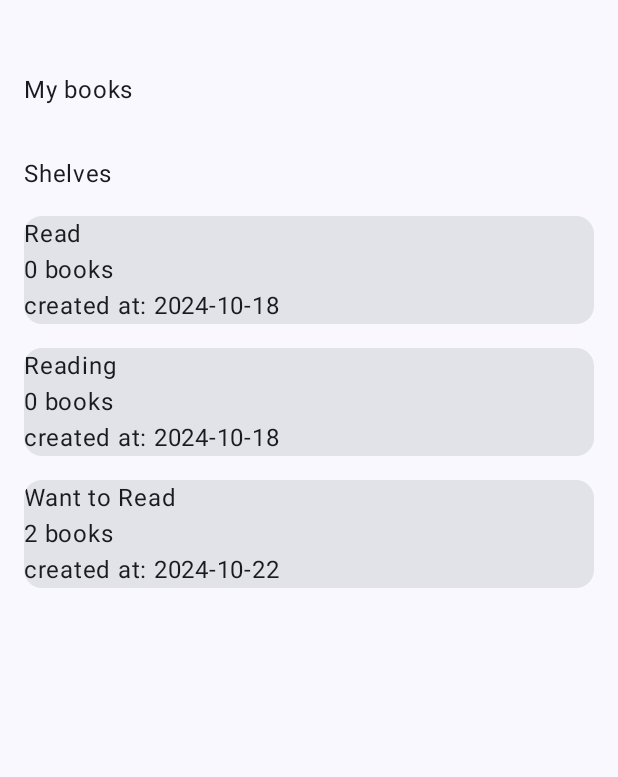
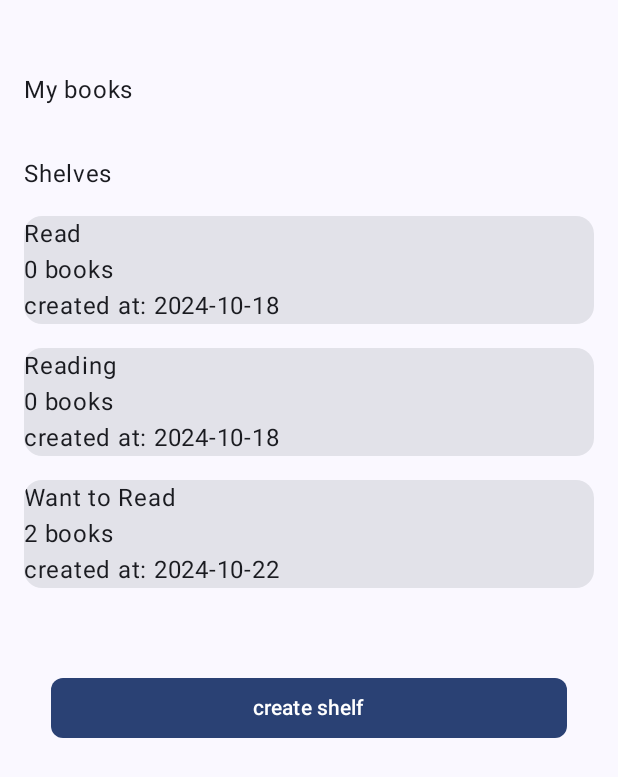
Before and after one commit to BetterReadsApp/good-reads, an Android app built with Jetpack Compose: the composable ShelvesRoute shown on its own in the app's theme, on a phone screen of 412 x 824 dp. Shown: the top 777 px of the screen. Run offline under Robolectric (Android 15) with nearby library versions, the phone set to English and light mode, and no system bars; our stand-ins replace Dagger/Hilt's generated code; pictures from the network do not load.

Commit message:
agregado un boton para añadir estantes

```diff
--- /dev/null
+++ b/app/src/main/java/uba/fi/goodreads/domain/usecase/CreateShelfUseCase.kt
@@ -0,0 +1,16 @@
+package uba.fi.goodreads.domain.usecase
+
+import androidx.annotation.Nullable
+import uba.fi.goodreads.domain.model.Shelf
+import uba.fi.goodreads.domain.mocks.DomainShelfMocks
+import uba.fi.goodreads.domain.model.Book
+import java.time.LocalDate
+import javax.inject.Inject
+
+class CreateShelfUseCase @Inject constructor(
+    // private val shelvesRepository: ShelvesRepository
+) {
+    operator fun invoke(shelf: Shelf): Shelf {
+        return shelf
+    }
+}
--- a/app/src/main/java/uba/fi/goodreads/presentation/shelves/ShelvesViewModel.kt
+++ b/app/src/main/java/uba/fi/goodreads/presentation/shelves/ShelvesViewModel.kt
@@ -8,6 +8,8 @@ import kotlinx.coroutines.flow.StateFlow
 import kotlinx.coroutines.flow.asStateFlow
 import kotlinx.coroutines.flow.update
 import kotlinx.coroutines.launch
+import uba.fi.goodreads.domain.model.Shelf
+import uba.fi.goodreads.domain.usecase.CreateShelfUseCase
 import uba.fi.goodreads.domain.usecase.GetShelvesUseCase
 import uba.fi.goodreads.presentation.shelves.ShelvesUiState
 import javax.inject.Inject
@@ -15,6 +17,7 @@ import javax.inject.Inject
 @HiltViewModel
 class ShelvesViewModel @Inject constructor(
     private val getShelves: GetShelvesUseCase,
+    private val createShelf: CreateShelfUseCase
 ): ViewModel() {
 
     private val _screenState: MutableStateFlow<ShelvesUiState> =
@@ -31,4 +34,7 @@ class ShelvesViewModel @Inject constructor(
             }
         }
     }
+    fun onCreateShelfClick(): Unit {
+        return Unit
+    }
 }
--- a/app/src/main/java/uba/fi/goodreads/presentation/shelves/composables/ShelvesScreen.kt
+++ b/app/src/main/java/uba/fi/goodreads/presentation/shelves/composables/ShelvesScreen.kt
@@ -1,8 +1,5 @@
 package uba.fi.goodreads.presentation.shelves.composables
 
-import androidx.compose.foundation.background
-import androidx.compose.foundation.layout.Arrangement
-import androidx.compose.foundation.layout.Box
 import androidx.compose.foundation.layout.Column
 import androidx.compose.foundation.layout.Row
 import androidx.compose.foundation.layout.Spacer
@@ -10,28 +7,22 @@ import androidx.compose.foundation.layout.fillMaxSize
 import androidx.compose.foundation.layout.fillMaxWidth
 import androidx.compose.foundation.layout.height
 import androidx.compose.foundation.layout.padding
-import androidx.compose.foundation.layout.size
 import androidx.compose.foundation.rememberScrollState
-import androidx.compose.foundation.shape.CircleShape
+import androidx.compose.foundation.shape.RoundedCornerShape
 import androidx.compose.foundation.verticalScroll
+import androidx.compose.material3.Button
 import androidx.compose.material3.Card
 import androidx.compose.material3.Text
 import androidx.compose.runtime.Composable
 import androidx.compose.runtime.collectAsState
 import androidx.compose.runtime.getValue
-import androidx.compose.ui.Alignment
 import androidx.compose.ui.Modifier
-import androidx.compose.ui.draw.clip
-import androidx.compose.ui.graphics.Color
 import androidx.compose.ui.layout.ContentScale
 import androidx.compose.ui.platform.LocalContext
-import androidx.compose.ui.res.painterResource
 import androidx.compose.ui.res.stringResource
-import androidx.compose.ui.text.style.TextAlign
 import androidx.compose.ui.tooling.preview.Preview
 import androidx.compose.ui.tooling.preview.PreviewParameter
 import androidx.compose.ui.unit.dp
-import androidx.compose.ui.unit.sp
 import androidx.hilt.navigation.compose.hiltViewModel
 import coil.compose.AsyncImage
 import coil.request.ImageRequest
@@ -51,22 +42,28 @@ fun ShelvesRoute(
 ) {
     val screenState by viewModel.screenState.collectAsState()
 
+
     ShelvesScreen(
-        screenState = screenState
+        screenState = screenState,
+        onCreateShelfClick = viewModel::onCreateShelfClick
     )
 }
 
 @Composable
-fun ShelvesScreen(screenState: ShelvesUiState) {
+fun ShelvesScreen(
+    screenState: ShelvesUiState,
+    onCreateShelfClick: () -> Unit
+) {
     when (screenState) {
         ShelvesUiState.Error -> FeedbackScreen(type = FeedbackType.ERROR)
         ShelvesUiState.Loading -> Loading()
-        is ShelvesUiState.Success -> SuccessContent(screenState)
+        is ShelvesUiState.Success -> SuccessContent(screenState,onCreateShelfClick)
     }
 }
 
 @Composable
-private fun SuccessContent(screenState: ShelvesUiState.Success) {
+private fun SuccessContent(screenState: ShelvesUiState.Success,
+onCreateShelfClick: () -> Unit) {
     val scrollState = rememberScrollState()
     Column(
         modifier = Modifier
@@ -87,7 +84,19 @@ private fun SuccessContent(screenState: ShelvesUiState.Success) {
             ShelfPreview(shelf)
             Spacer(Modifier.height(16.dp))
         }
-
+        Spacer(Modifier.height(16.dp))
+        Button(
+            modifier = Modifier.
+            fillMaxWidth().
+            padding(
+                vertical = 24.dp,
+                horizontal = 18.dp
+            ),
+            shape = RoundedCornerShape(8.dp),
+            onClick = onCreateShelfClick
+        ) {
+            Text(text = "create shelf")
+        }
 
     }
 }
@@ -102,7 +111,7 @@ private fun ShelfPreview(shelf: Shelf) {
                     .crossfade(true)
                     .build(),
                 // placeholder = painterResource(R.drawable.placeholder),
-                contentDescription = "teehee",
+                contentDescription = "Cover of one of the books present inside the shelf",
                 contentScale = ContentScale.Crop,
             )
             Column{
@@ -130,6 +139,7 @@ fun ShelvesScreenPreview(
     @PreviewParameter(ShelvesScreenPreviewParameterProvider::class) state: ShelvesUiState
 ) {
     GoodReadsTheme {
-        ShelvesScreen(state)
+        ShelvesScreen(screenState = state,
+        onCreateShelfClick = {})
     }
 }
```
